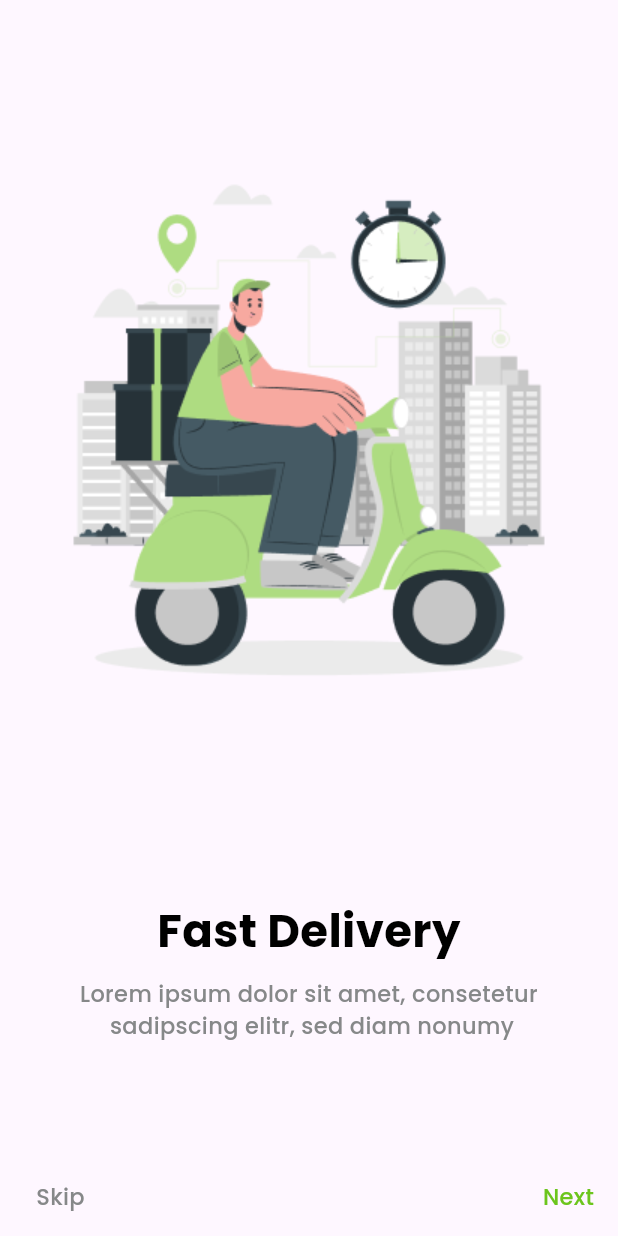
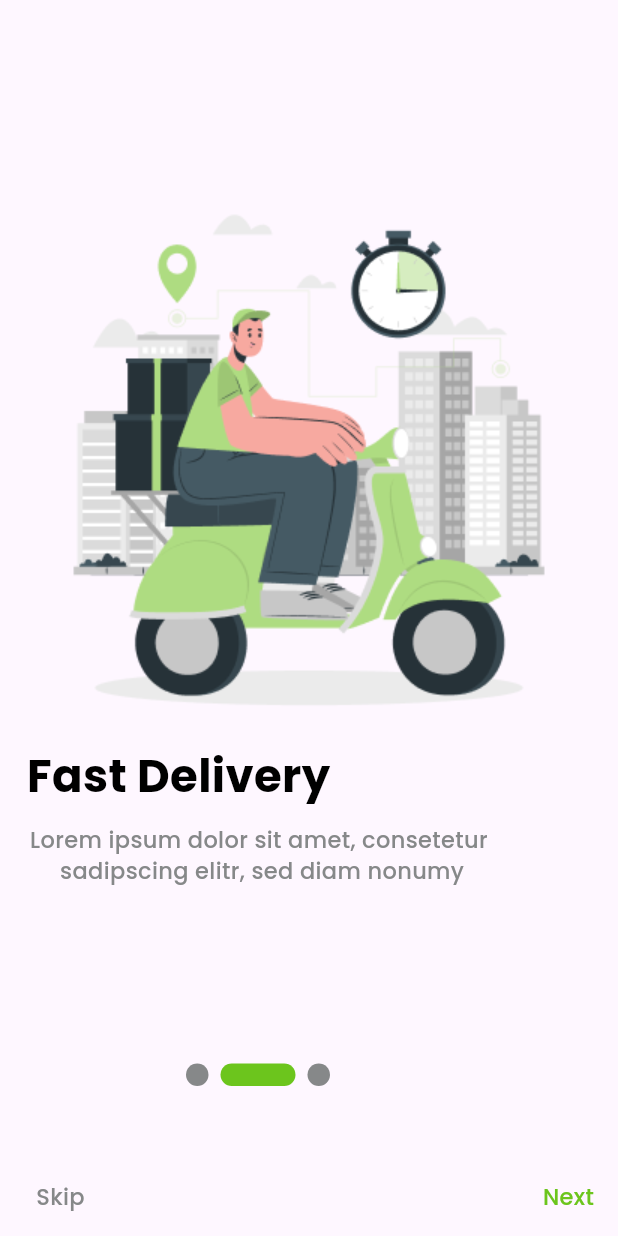
Before and after one commit to tazeen-dev/grocery_app, a Flutter app: the OnBoarding screen opened directly, swiped to page 2, on a phone screen of 412 x 824 dp. Run offline on Flutter 3.47's test engine with Material 3 defaults, Android fonts, the phone set to English and light mode, and no system bars; our stand-ins replace google_fonts.

Commit message:
onboarding screen in flutter

```diff
--- a/lib/main.dart
+++ b/lib/main.dart
@@ -53,7 +53,7 @@ class MyApp extends StatelessWidget {
         colorScheme: ColorScheme.fromSeed(seedColor: Colors.deepPurple),
         useMaterial3: true,
       ),
-      home :BottomNav(),
+      home ://BottomNav(),
       //SplashScreen8(),
       //SplashScreen7(),
       //BottomBar(),
@@ -66,7 +66,7 @@ class MyApp extends StatelessWidget {
    //HomeScreen(),
       //SplashScreen01(),
       //SignupScreen(),
-       //OnBoarding(),
+       OnBoarding(),
       //SplashScreen6(),
       //SplashScreen5(),
       //SplashScreen4(),
--- a/lib/view/starting_view/intro_view/onboarding_view.dart
+++ b/lib/view/starting_view/intro_view/onboarding_view.dart
@@ -1,4 +1,5 @@
 import 'package:flutter/material.dart';
+import 'package:grocery_app/controller/components/dot-indicator.dart';
 import 'package:grocery_app/controller/components/text-class.dart';
 import 'package:grocery_app/controller/components/green_text_button.dart';
 import 'package:grocery_app/controller/components/grey-text.dart';
@@ -22,7 +23,7 @@ class _OnBoardingState extends State<OnBoarding> {
     return Scaffold(
       floatingActionButton: currentPage==2?
           Padding(
-            padding: const EdgeInsets.only(left: 30.0,bottom: 40),
+            padding: const EdgeInsets.only(left: 30.0,bottom: 18),
             child: GreenTextButton(text: 'Get started', ontap: (){},),
           ):
           Padding(
@@ -32,13 +33,21 @@ class _OnBoardingState extends State<OnBoarding> {
                 BlackTextWidget(text: 'Skip',textColor:AppColors.greyColor,fontSize: 15
                   ,fontWeight: FontWeight.w500,),
                 Spacer(),
-                BlackTextWidget(text: 'Next',textColor:
+                InkWell(
+                  onTap: (){nextPage();
+                  },
+                  child: BlackTextWidget(text: 'Next',textColor:
                   AppColors.DarkGreen,fontWeight:
                   FontWeight.w500,fontSize: 15,),
+                ),
               ],
             ),
           ),
-      body: PageView(
+      body:
+          Column(
+            children: [
+              Expanded(
+                child: PageView(
                   controller: OnboardingController,
                   onPageChanged: (a){
                     setState(() {
@@ -46,39 +55,56 @@ class _OnBoardingState extends State<OnBoarding> {
                     });
                   },
                   children: [
-          Column(
+                    Padding(
+                      padding: const EdgeInsets.symmetric(horizontal: 18.0),
+                      child: Column(
+                        crossAxisAlignment: CrossAxisAlignment.start,
                                   children: [
-                        SizedBox(height:100,),
+                                    SizedBox(height:120,),
                       Image.asset('assets/images/onbording3.png',fit: BoxFit.cover,),
-          Spacer(),
                       BlackTextWidget(text: "Buy Grocery"),
                       SizedBox(height: 10,),
                       GreyText(text: "Lorem ipsum dolor sit amet, consetetur \n sadipscing elitr, sed diam nonumy"),
-                        SizedBox(height: 140,),
+
                                   ],
                             ),
-          Column(
+                    ),
+                    Padding(
+                      padding: const EdgeInsets.symmetric(horizontal: 18.0),
+                      child: Column(
+                        crossAxisAlignment: CrossAxisAlignment.start,
                         children: [
-              SizedBox(height: 100,),
+                          SizedBox(height: 120,),
                           Image.asset('assets/images/Delivery-cuate 1.png',fit: BoxFit.cover,),
-              Spacer(),
                           BlackTextWidget(text: "Fast Delivery"),
                           SizedBox(height: 10,),
                           GreyText(text: "Lorem ipsum dolor sit amet, consetetur \n sadipscing elitr, sed diam nonumy",textalign: TextAlign.center,),
-              SizedBox(height: 130,)
                         ],
                       ),
-        Column(
+                    ),
+                  Padding(
+                    padding: const EdgeInsets.symmetric(horizontal: 15.0),
+                    child: Column(
+                      crossAxisAlignment: CrossAxisAlignment.start,
                       children: [
-            SizedBox(height: 80,),
+                        SizedBox(height: 100,),
                         Image.asset('assets/images/onboarding4.png',fit: BoxFit.cover,),
                         BlackTextWidget(text: 'Enjoy Quality Food'),
                       SizedBox(height: 10,),
                       GreyText(text: 'Lorem ipsum dolor sit amet, consetetur \n sadipscing elitr, sed diam nonumy'),
-            SizedBox(height: 150,),
                             ] ),
+                  ),
                 ]
                     ),
+              ),
+              Padding(
+                padding: const EdgeInsets.symmetric(horizontal: 120.0,vertical: 100.0),
+                child: DotIndicator(currentIndex: currentPage, itemCount: 3),
+              ),
+            ],
+          ),
+
+
     );
   }
 }
```
Lines whose indentation alone changed are shown as unchanged.
